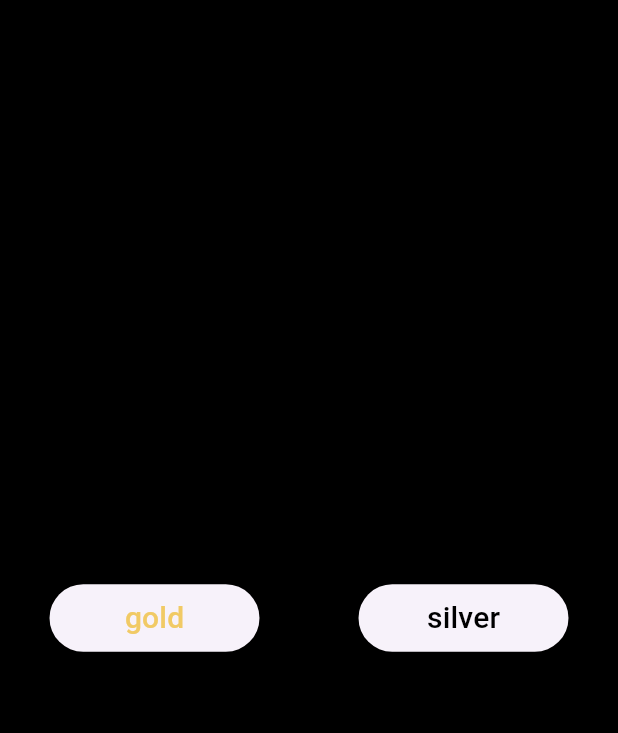
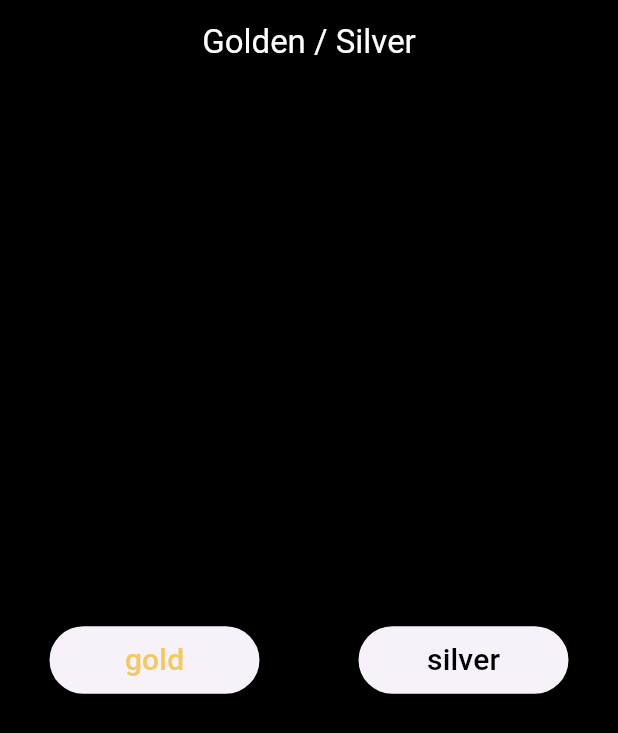
Before and after one commit to Mai555-E/Golden-Tracker, a Flutter app: the screen it shows after launch, on a phone screen of 412 x 824 dp. Shown: the top 733 px of the screen. Run offline on Flutter 3.47's test engine with Material 3 defaults, Android fonts, the phone set to English and light mode, and no system bars; our stand-ins replace dartz, dio, flutter_bloc.

Commit message:
gold/ silver

```diff
--- /dev/null
+++ b/devtools_options.yaml
@@ -0,0 +1,3 @@
+description: This file stores settings for Dart & Flutter DevTools.
+documentation: https://docs.flutter.dev/tools/devtools/extensions#configure-extension-enablement-states
+extensions:
--- a/lib/core/constants/app_images.dart
+++ b/lib/core/constants/app_images.dart
@@ -1,3 +1,9 @@
 class AppImages {
   static String background = "https://pin.it/3i7k0qyKH";
+  static const String gold = "assets/images/gold.png";
+
+  static const String golden = "assets/images/golden_bcg.png";
+  static const String mixed = "assets/images/mixed_bacg.png";
+
 }
+//assets\images\gold.png
--- a/lib/core/presentation/home_screen.dart
+++ b/lib/core/presentation/home_screen.dart
@@ -1,4 +1,5 @@
 import 'package:flutter/material.dart';
+import 'package:gold_tracker/core/routing/app_routes.dart';
 
 import '../constants/app_colors.dart';
 import '../constants/app_strings.dart';
@@ -10,14 +11,22 @@ class HomeScreen extends StatelessWidget {
   Widget build(BuildContext context) {
     return Scaffold(
       backgroundColor: AppColors.black,
+      appBar: AppBar(
+        centerTitle: true,
+        backgroundColor: AppColors.black,
+        title: Text("Golden / Silver", style: TextStyle(color: AppColors.secondary)),
+      ),
       body: Center(
-        child: Row(
-          mainAxisAlignment: MainAxisAlignment.spaceAround,
-          crossAxisAlignment: CrossAxisAlignment.center,
+        child: Stack(
           children: [
-            CustomElevatedButton(title: AppStrings.golden),
-            CustomElevatedButton(title: AppStrings.silver),
-
+            Row(
+              mainAxisAlignment: MainAxisAlignment.spaceAround,
+              crossAxisAlignment: CrossAxisAlignment.center,
+              children: [
+                CustomElevatedButton(title: AppStrings.golden),
+                CustomElevatedButton(title: AppStrings.silver),
+              ],
+            ),
           ],
         ),
       ),
@@ -34,9 +43,14 @@ class CustomElevatedButton extends StatelessWidget {
     return SizedBox(
       width: 140,
       child: ElevatedButton(
-        onPressed: () {},
+        onPressed: () {
+          (title == AppStrings.golden) ? Navigator.pushNamed(context, NamedRoutes.gold) : Navigator.pushNamed(context, NamedRoutes.silver);
+        },
         style: ElevatedButton.styleFrom(maximumSize: Size.fromHeight(50), minimumSize: Size.fromHeight(45)),
-        child: Text( (title ==AppStrings.golden)?AppStrings.golden:AppStrings.silver, style: TextStyle(color:(title ==AppStrings.golden)? AppColors.primary:AppColors.black, fontSize: 20)),
+        child: Text(
+          (title == AppStrings.golden) ? AppStrings.golden : AppStrings.silver,
+          style: TextStyle(color: (title == AppStrings.golden) ? AppColors.primary : AppColors.black, fontSize: 20),
+        ),
       ),
     );
   }
--- a/lib/core/routing/app_routes.dart
+++ b/lib/core/routing/app_routes.dart
@@ -1,4 +1,6 @@
 import 'package:flutter/material.dart';
+import 'package:gold_tracker/feature/auth/presentation/screens/golden_screen.dart';
+import 'package:gold_tracker/feature/auth/presentation/screens/silver_screen.dart';
 
 import '../presentation/home_screen.dart';
 
@@ -6,16 +8,27 @@ class NamedRoutes {
   NamedRoutes._();
 
   static const String home = '/';
+  static const String gold = '/gold';
+  static const String silver = '/silver';
 }
 
 class AppRoutes {
- static Route<dynamic> getRoutes(RouteSettings setting) {
+  static Route<dynamic> getRoutes(RouteSettings setting) {
     switch (setting.name) {
       case NamedRoutes.home:
         return MaterialPageRoute(builder: (context) => Center(child: HomeScreen()));
 
+      case NamedRoutes.gold:
+        return MaterialPageRoute(builder: (context) => Center(child: GoldenScreen()));
+
+      case NamedRoutes.silver:
+        return MaterialPageRoute(builder: (context) => Center(child: SilverScreen()));
       default:
-        return MaterialPageRoute(builder: (context) => Center(child: Scaffold(body: Center(child: Text("No Page found"),),)));
+        return MaterialPageRoute(
+          builder: (context) => Center(
+            child: Scaffold(body: Center(child: Text("No Page found"))),
+          ),
+        );
     }
   }
 }
--- /dev/null
+++ b/lib/feature/auth/data/model/silver.dart
@@ -0,0 +1,20 @@
+class Silver {
+  final String name, symbol, updatedAt, updatedAtReadable;
+  final num price;
+
+  Silver({required this.name, required this.symbol, required this.updatedAt, required this.updatedAtReadable, required this.price});
+
+  factory Silver.fromJson(Map<String, dynamic> json) {
+    return Silver(name: json["name"], symbol: json["symbol"], updatedAt: json["updatedAt"], updatedAtReadable: json["updatedAtReadable"], price: json["price"]);
+  }
+}
+
+
+
+/*
+"name": "Gold",
+    "price": 5043.200195,
+    "symbol": "XAU",
+    "updatedAt": "2026-02-14T01:44:44Z",
+    "updatedAtReadable": "a few seconds ago"
+*/
--- a/lib/main.dart
+++ b/lib/main.dart
@@ -1,7 +1,10 @@
 import 'package:flutter/material.dart';
 
 import 'core/app/app.dart';
+import 'core/networking/dio_helper.dart';
 
-void main() {
+void main() async {
+  WidgetsFlutterBinding.ensureInitialized;
+ await DioHelper.init();
   runApp(const App());
 }
--- a/pubspec.yaml
+++ b/pubspec.yaml
@@ -31,6 +31,7 @@ dependencies:
   flutter:
     sdk: flutter
   dio: ^5.9.1
+  dartz: ^0.10.1
   flutter_bloc: ^9.1.1
   # The following adds the Cupertino Icons font to your application.
   # Use with the CupertinoIcons class for iOS style icons.
@@ -58,9 +59,8 @@ flutter:
   uses-material-design: true
 
   # To add assets to your application, add an assets section, like this:
-  # assets:
-  #   - images/a_dot_burr.jpeg
-  #   - images/a_dot_ham.jpeg
+  assets:
+    - assets/images/
 
   # An image asset can refer to one or more resolution-specific "variants", see
   # https://flutter.dev/to/resolution-aware-images
```
Also changed, not shown: lib/core/networking/app_api.dart (+6 -1 lines), lib/core/networking/dio_helper.dart (+29 -1 lines), lib/feature/auth/data/model/gold.dart (added, +10 -0 lines), lib/feature/auth/data/repo/remote_data_repo.dart (added, +29 -0 lines), lib/feature/auth/presentation/cubit/mineral_cubit.dart (added, +40 -0 lines), lib/feature/auth/presentation/cubit/minerals_state.dart (added, +28 -0 lines), lib/feature/auth/presentation/screens/golden_screen.dart (added, +60 -0 lines), lib/feature/auth/presentation/screens/silver_screen.dart (added, +48 -0 lines), assets/images/gold.png (added), assets/images/golden_bcg.png (added), assets/images/mixed_bacg.png (added), pubspec.lock.
